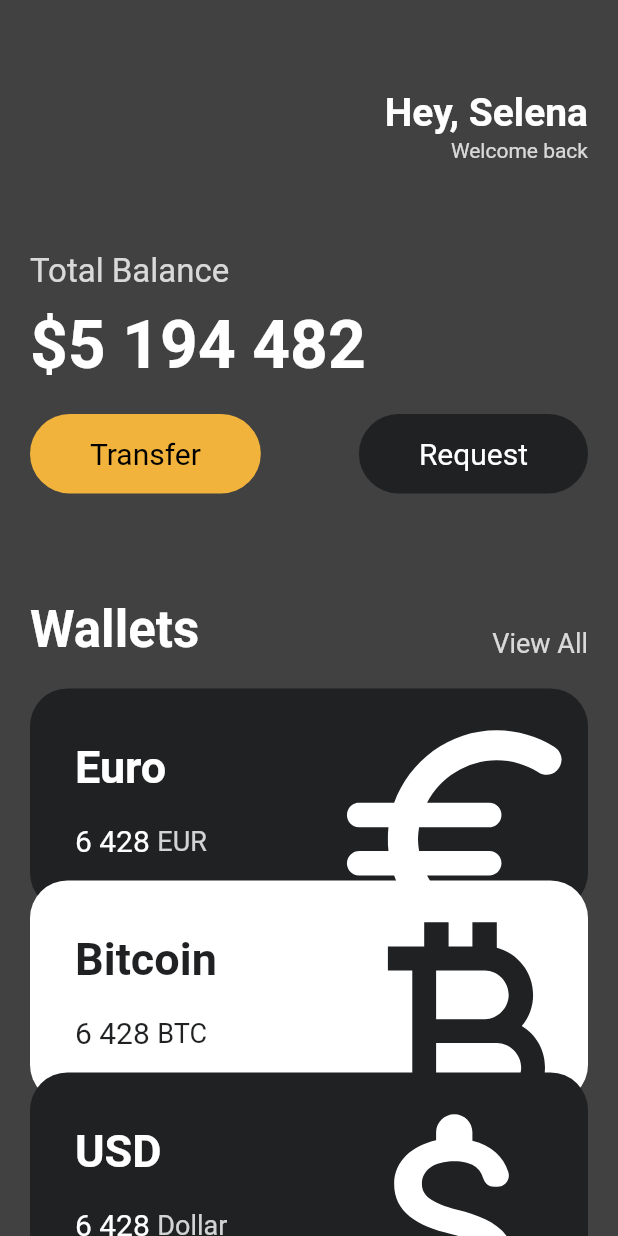
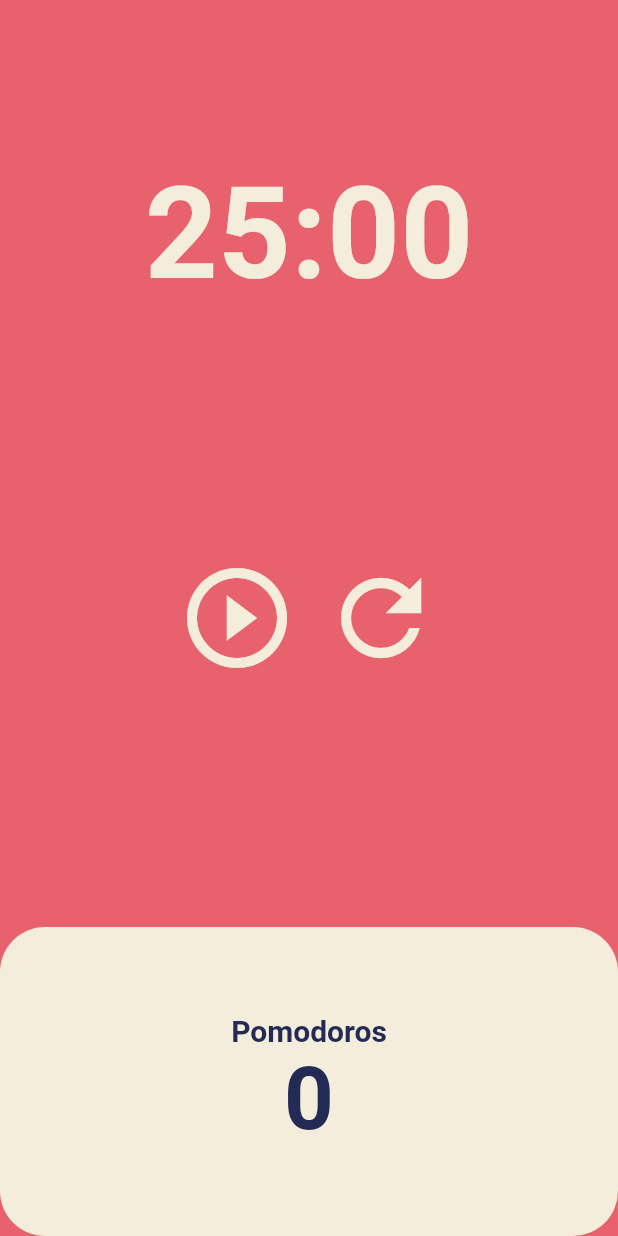
Before and after one commit to yg-0103/flutter-playground, a Flutter app: the screen it shows after launch, on a phone screen of 412 x 824 dp. Run offline on Flutter 3.47's test engine with Material 2 defaults, Android fonts, the phone set to English and light mode, and no system bars.

Commit message:
feat: Add Pomodoros Timer

```diff
--- a/toonflix/lib/main.dart
+++ b/toonflix/lib/main.dart
@@ -1,6 +1,5 @@
 import 'package:flutter/material.dart';
-import 'package:toonflix/widgets/currency_card.dart';
-import './widgets/button.dart';
+import 'package:toonflix/screens/home_screen.dart';
 
 void main() {
   runApp(App());
@@ -10,136 +9,13 @@ class App extends StatelessWidget {
   @override
   Widget build(BuildContext context) {
     return MaterialApp(
-      home: Scaffold(
-        backgroundColor: const Color.fromRGBO(18, 18, 18, 0.8),
-        body: SingleChildScrollView(
-          child: Padding(
-            padding: const EdgeInsets.symmetric(horizontal: 20),
-            child: Column(
-              crossAxisAlignment: CrossAxisAlignment.start,
-              children: [
-                const SizedBox(
-                  height: 60,
-                ),
-                Row(
-                  mainAxisAlignment: MainAxisAlignment.end,
-                  children: [
-                    Column(
-                      crossAxisAlignment: CrossAxisAlignment.end,
-                      children: const [
-                        Text(
-                          'Hey, Selena',
-                          style: TextStyle(
-                              color: Colors.white,
-                              fontSize: 26,
-                              fontWeight: FontWeight.w600),
-                        ),
-                        SizedBox(
-                          height: 2,
-                        ),
-                        Text('Welcome back',
-                            style: TextStyle(
-                              color: Color.fromRGBO(255, 255, 255, 0.8),
-                            ))
-                      ],
-                    )
-                  ],
-                ),
-                const SizedBox(
-                  height: 60,
-                ),
-                Text(
-                  'Total Balance',
-                  style: TextStyle(
-                    color: Colors.white.withOpacity(0.8),
-                    fontSize: 22,
-                  ),
-                ),
-                const SizedBox(
-                  height: 10,
-                ),
-                const Text(
-                  '\$5 194 482',
-                  style: TextStyle(
-                    color: Colors.white,
-                    fontWeight: FontWeight.w600,
-                    fontSize: 44,
-                  ),
-                ),
-                const SizedBox(
-                  height: 20,
-                ),
-                Row(
-                  mainAxisAlignment: MainAxisAlignment.spaceBetween,
-                  children: const [
-                    Button(
-                      bgColor: Color(0xFFF1b33B),
-                      text: 'Transfer',
-                      textColor: Colors.black,
-                    ),
-                    Button(
-                      bgColor: Color(0xFF1F2123),
-                      text: 'Request',
-                      textColor: Colors.white,
-                    )
-                  ],
-                ),
-                const SizedBox(
-                  height: 70,
-                ),
-                Row(
-                  mainAxisAlignment: MainAxisAlignment.spaceBetween,
-                  crossAxisAlignment: CrossAxisAlignment.end,
-                  children: [
-                    const Text('Wallets',
-                        style: TextStyle(
-                            color: Colors.white,
-                            fontSize: 34,
-                            fontWeight: FontWeight.w700)),
-                    Text(
-                      'View All',
-                      style: TextStyle(
-                        color: Colors.white.withOpacity(0.8),
-                        fontSize: 18,
-                      ),
-                    ),
-                  ],
-                ),
-                const SizedBox(
-                  height: 20,
-                ),
-                const CurrencyCard(
-                  amount: '6 428',
-                  code: 'EUR',
-                  icon: Icons.euro_rounded,
-                  name: 'Euro',
-                  isInverted: false,
-                ),
-                Transform.translate(
-                  offset: const Offset(0, -20),
-                  child: const CurrencyCard(
-                    amount: '6 428',
-                    code: 'BTC',
-                    icon: Icons.currency_bitcoin,
-                    name: 'Bitcoin',
-                    isInverted: true,
-                  ),
-                ),
-                Transform.translate(
-                  offset: const Offset(0, -40),
-                  child: const CurrencyCard(
-                    amount: '6 428',
-                    code: 'Dollar',
-                    icon: Icons.attach_money_rounded,
-                    name: 'USD',
-                    isInverted: false,
-                  ),
-                ),
-              ],
-            ),
+      theme: ThemeData(
+          backgroundColor: const Color(0xFFE7626C),
+          textTheme: const TextTheme(
+            headline1: TextStyle(color: Color(0XFF232B55)),
           ),
-        ),
-      ),
+          cardColor: const Color(0xFFF4EDDB)),
+      home: const Home(),
     );
   }
 }
--- /dev/null
+++ b/toonflix/lib/screens/home_screen.dart
@@ -0,0 +1,151 @@
+import 'dart:async';
+
+import 'package:flutter/material.dart';
+
+class Home extends StatefulWidget {
+  const Home({super.key});
+
+  @override
+  State<Home> createState() => _HomeState();
+}
+
+class _HomeState extends State<Home> {
+  static const minutes = 1500;
+  int totalSeconds = minutes;
+  bool isRunning = false;
+  int totalPomodoros = 0;
+  late Timer timer;
+
+  void tick(Timer timer) {
+    if (totalSeconds == 0) {
+      timer.cancel();
+      setState(() {
+        totalPomodoros += 1;
+        totalSeconds = minutes;
+        isRunning = false;
+      });
+    } else {
+      setState(() {
+        totalSeconds -= 1;
+      });
+    }
+  }
+
+  void play() {
+    timer = Timer.periodic(
+      const Duration(seconds: 1),
+      tick,
+    );
+  }
+
+  void pause() {
+    timer.cancel();
+  }
+
+  void onPressed() {
+    isRunning ? pause() : play();
+
+    setState(() {
+      isRunning = !isRunning;
+    });
+  }
+
+  void onReset() {
+    timer.cancel();
+    setState(() {
+      totalSeconds = minutes;
+      isRunning = false;
+    });
+  }
+
+  String format(int seconds) {
+    var duration =
+        Duration(seconds: seconds).toString().split('.').first.substring(2);
+
+    return duration;
+  }
+
+  @override
+  Widget build(BuildContext context) {
+    return Scaffold(
+      backgroundColor: Theme.of(context).backgroundColor,
+      body: Column(
+        children: [
+          Flexible(
+            flex: 1,
+            child: Container(
+              alignment: Alignment.bottomCenter,
+              child: Text(
+                format(totalSeconds),
+                style: TextStyle(
+                  color: Theme.of(context).cardColor,
+                  fontSize: 85,
+                  fontWeight: FontWeight.w600,
+                ),
+              ),
+            ),
+          ),
+          Flexible(
+            flex: 2,
+            child: Center(
+              child: Row(
+                mainAxisAlignment: MainAxisAlignment.center,
+                children: [
+                  IconButton(
+                    onPressed: onPressed,
+                    icon: Icon(isRunning
+                        ? Icons.pause_circle_outlined
+                        : Icons.play_circle_outline),
+                    iconSize: 80,
+                    color: Theme.of(context).cardColor,
+                  ),
+                  IconButton(
+                    onPressed: onReset,
+                    icon: const Icon(Icons.refresh),
+                    iconSize: 80,
+                    color: Theme.of(context).cardColor,
+                  ),
+                ],
+              ),
+            ),
+          ),
+          Flexible(
+            flex: 1,
+            child: Row(
+              children: [
+                Expanded(
+                  child: Container(
+                    decoration: BoxDecoration(
+                        color: Theme.of(context).cardColor,
+                        borderRadius: BorderRadius.circular(30)),
+                    child: Column(
+                      mainAxisAlignment: MainAxisAlignment.center,
+                      children: [
+                        Text(
+                          'Pomodoros',
+                          style: TextStyle(
+                              fontSize: 20,
+                              fontWeight: FontWeight.w600,
+                              color:
+                                  Theme.of(context).textTheme.headline1?.color),
+                        ),
+                        Text(
+                          '$totalPomodoros',
+                          style: TextStyle(
+                              fontSize: 58,
+                              fontWeight: FontWeight.w600,
+                              color:
+                                  Theme.of(context).textTheme.headline1?.color),
+                        ),
+                      ],
+                    ),
+                  ),
+                ),
+              ],
+            ),
+          ),
+        ],
+      ),
+    );
+  }
+}
```
